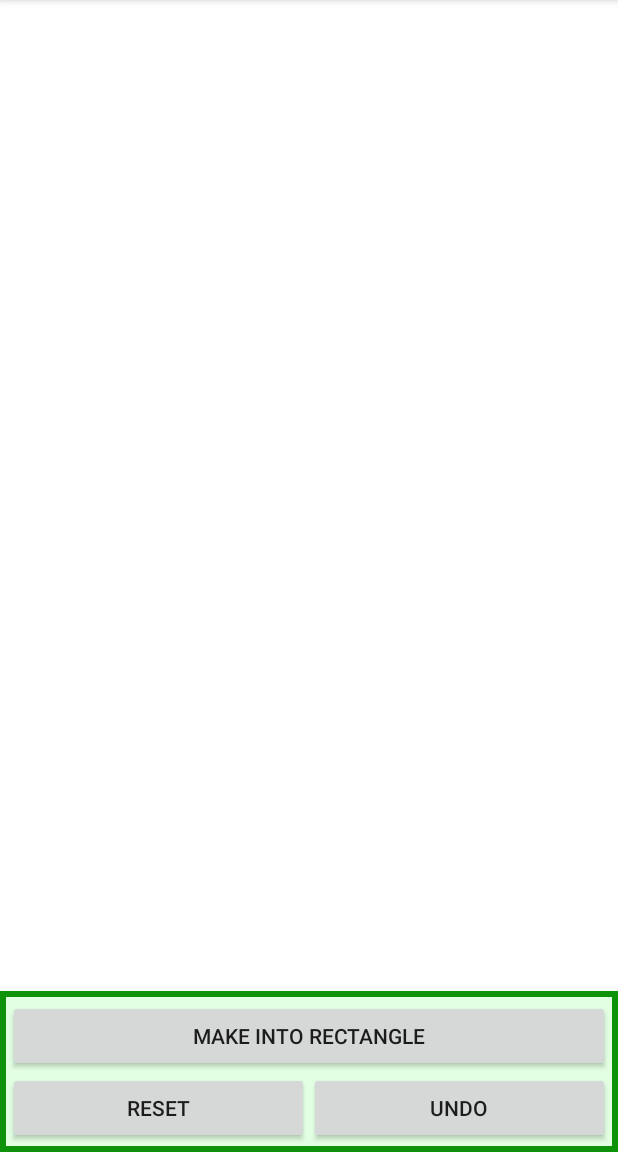
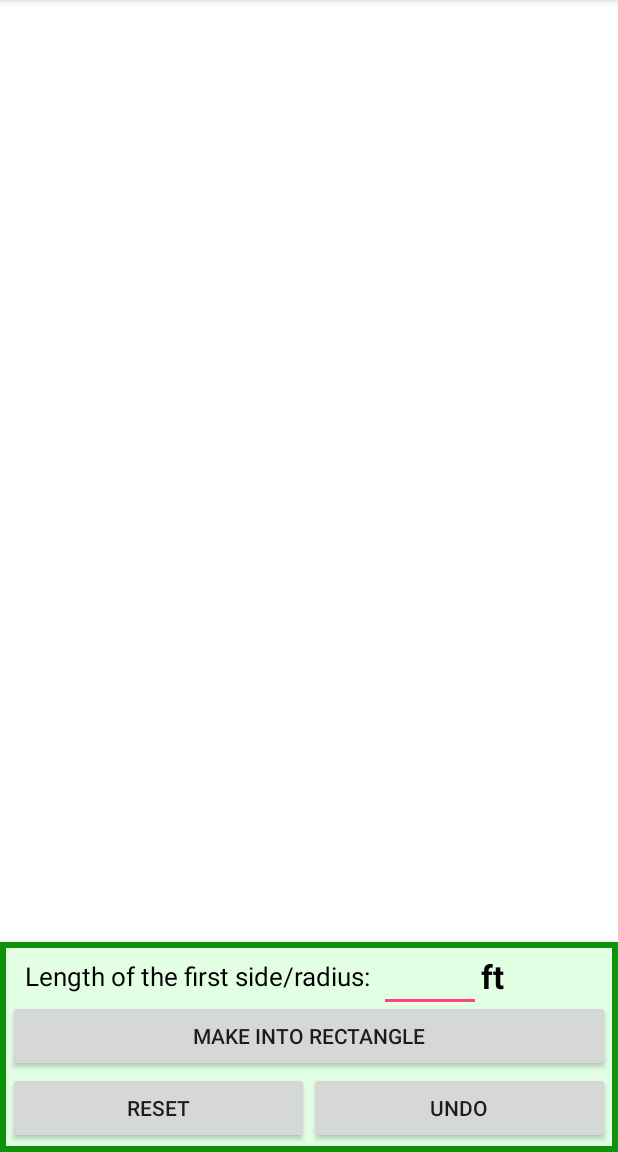
Before and after one commit to ishaanjav/E-rrigation, an Android app: the screen it shows after launch (MainActivity), on a phone screen of 412 x 824 dp, the part 84-1236 px from its top. Run offline under Robolectric (Android 15) with nearby library versions, the phone set to English and light mode, and no system bars.

Commit message:
Working on asking for Side length

```diff
--- a/app/src/main/java/com/example/anany/drawingrectangles/MainActivity.java
+++ b/app/src/main/java/com/example/anany/drawingrectangles/MainActivity.java
@@ -3,6 +3,7 @@ package com.example.anany.drawingrectangles;
 import android.app.AlertDialog;
 import android.app.Dialog;
 import android.content.Context;
+import android.content.DialogInterface;
 import android.content.Intent;
 import android.graphics.Bitmap;
 import android.graphics.BitmapFactory;
@@ -22,6 +23,7 @@ import android.text.Editable;
 import android.text.TextWatcher;
 import android.util.DisplayMetrics;
 import android.util.Log;
+import android.view.LayoutInflater;
 import android.view.Menu;
 import android.view.MenuInflater;
 import android.view.MenuItem;
@@ -57,7 +59,9 @@ public class MainActivity extends AppCompatActivity {
     Button polygon;
     SeekBar radius;
     RelativeLayout background;
-    Context context;
+    public static Context context;
+    EditText length;
+    RelativeLayout container;
 
     protected void onCreate(Bundle savedInstanceState) {
         super.onCreate(savedInstanceState);
@@ -68,7 +72,7 @@ public class MainActivity extends AppCompatActivity {
         getWindowManager().getDefaultDisplay().getMetrics(displayMetrics);
         int height = displayMetrics.heightPixels;
         int width = displayMetrics.widthPixels;
-
+container = findViewById(R.id.container);
         dv = new DrawingView(getApplicationContext(), display, height, width);
 
         setContentView(R.layout.activity_main);
@@ -80,6 +84,10 @@ public class MainActivity extends AppCompatActivity {
         background = findViewById(R.id.layout);
         radius = findViewById(R.id.seekBar);
 
+        length = background.findViewById(R.id.length);
+        String temp = length.getText().toString();
+
+
         btnUndo = findViewById(R.id.btnUndo);
         setButtonClick();
         setRadiusBar();
@@ -90,10 +98,49 @@ public class MainActivity extends AppCompatActivity {
         radius.getProgressDrawable().setColorFilter(Color.parseColor("#70c48c"), PorterDuff.Mode.SRC_IN);
         radius.getThumb().setColorFilter(Color.parseColor("#3abd66"), PorterDuff.Mode.SRC_IN);
         //polygon.setVisibility(View.INVISIBLE);
+        context = getApplicationContext();
+        //askForLength(true, 2);
     }
     //README this function asks user for length of side after user has plotted 1 side.
+    private void askForLength(boolean plot, int a){
+        AlertDialog.Builder dialogBuilder = new AlertDialog.Builder(getApplicationContext());
+        LayoutInflater inflater =  getLayoutInflater();
+        final View dialogCoordinate = inflater.inflate(R.layout.specify_length, null);
+        dialogBuilder.setCancelable(false);
+        dialogBuilder.setView(background);
+
+        dialogBuilder.setPositiveButton("Ok", new DialogInterface.OnClickListener() {
+            public void onClick(DialogInterface dialog, int whichButton) {
+                dialog.dismiss();
+            }
+        });
+        AlertDialog alertDialog = dialogBuilder.create();
+        alertDialog.show();
+        /*AlertDialog.Builder builder1 = new AlertDialog.Builder(context);
+        builder1.setMessage("Write your message here.");
+        builder1.setCancelable(true);
+
+        builder1.setPositiveButton(
+                "Yes",
+                new DialogInterface.OnClickListener() {
+                    public void onClick(DialogInterface dialog, int id) {
+                        dialog.cancel();
+                    }
+                });
+
+        builder1.setNegativeButton(
+                "No",
+                new DialogInterface.OnClickListener() {
+                    public void onClick(DialogInterface dialog, int id) {
+                        dialog.cancel();
+                    }
+                });
+
+        AlertDialog alert11 = builder1.create();
+        alert11.show();*/
+    }
     private static void askForLength(boolean plot) {
-        final Dialog dialog = new Dialog(new MainActivity().getApplicationContext());
+        /*final Dialog dialog = new Dialog(context);
         dialog.requestWindowFeature(Window.FEATURE_NO_TITLE);
         dialog.setCancelable(false);
         dialog.setContentView(R.layout.specify_length);
@@ -108,7 +155,7 @@ public class MainActivity extends AppCompatActivity {
                     "Please specify its radius in feet.");
 
         final EditText input = dialog.findViewById(R.id.length);
-        TextWatcher textWatcher = new TextWatcher() {
+        *//*TextWatcher textWatcher = new TextWatcher() {
             @Override
             public void beforeTextChanged(CharSequence charSequence, int i, int i1, int i2) {
             }
@@ -123,7 +170,7 @@ public class MainActivity extends AppCompatActivity {
                 input.setText(editable.toString() + "ft");
             }
         };
-        input.addTextChangedListener(textWatcher);
+        input.addTextChangedListener(textWatcher);*//*
 
         Button undo = (Button) dialog.findViewById(R.id.undo);
         undo.setOnClickListener(new View.OnClickListener() {
@@ -147,16 +194,16 @@ public class MainActivity extends AppCompatActivity {
                     if(num > 0){
                         dv.length = num;
                     }else{
-                        makeToast("Please specify a length greater than 0 feet.");
+                       // makeToast("Please specify a length greater than 0 feet.");
                     }
                 }else{
-                    makeToast("Please specify the side length in feet.");
+                    //makeToast("Please specify the side length in feet.");
                 }
             }
         });
 
         dialog.getWindow().setType(WindowManager.LayoutParams.TYPE_SYSTEM_ALERT);
-        dialog.show();
+        dialog.show();*/
     }
 
     public Bitmap takeScreenShot(View view) {
@@ -509,7 +556,7 @@ public class MainActivity extends AppCompatActivity {
                         //TODO Make an ALert Dialog asking for the length of the side that has been drawn.
                         //NOTES Make it non-dimissible, but provide an Undo and a done button. for undo,
                         //  call dv.undo();
-                        MainActivity.askForLength(true);
+                        //MainActivity.askForLength(true);
                     }
                     break;
                 case RESET:
@@ -532,7 +579,7 @@ public class MainActivity extends AppCompatActivity {
                 case drawc:
                     //makeToast("In draw c");
                     //README This is for drawing the circle region.
-                    MainActivity.askForLength(false);
+                    //MainActivity.askForLength(false);
                     wasCircle = true;
                     if (radius == -5) {
                         mCanvas.drawCircle(screenW / 2, screenH / 2 - (screenH / 8) - 30,
@@ -1237,8 +1284,11 @@ public class MainActivity extends AppCompatActivity {
 
     }
 
-    private void makeToast(String s) {
-        Toast.makeText(getApplicationContext(), s, Toast.LENGTH_LONG).show();
+    private static void makeToast(String s) {
+        //README I am providing a static context since makeToast is static in order to call it from
+        // ask for length which is static because it has to be called in onDraw();
+        // FIXME-- If you get any errors with making Toast, try making it unstatic.
+        Toast.makeText(context, s, Toast.LENGTH_LONG).show();
     }
 
 }
--- a/app/src/main/res/layout/activity_main.xml
+++ b/app/src/main/res/layout/activity_main.xml
@@ -11,11 +11,10 @@
         android:id="@+id/dvHolder"
         android:layout_width="match_parent"
         android:layout_height="match_parent"
-        android:background="#fff"
+        android:layout_above="@id/container"
         android:layout_alignParentTop="true"
         android:layout_marginBottom="3sp"
-        android:layout_above="@id/container"
-        >
+        android:background="#fff">
 
 
     </RelativeLayout>
@@ -24,7 +23,7 @@
     <RelativeLayout
         android:id="@+id/container"
         android:layout_width="match_parent"
-        android:layout_height="107sp"
+        android:layout_height="140sp"
         android:layout_alignParentBottom="true"
         android:background="@drawable/container_bgd"
         android:padding="5sp">
@@ -33,9 +32,41 @@
             android:id="@+id/textView"
             android:layout_width="wrap_content"
             android:layout_height="wrap_content"
-            android:layout_above="@id/seekBar"
-            android:visibility="invisible"
-            android:text="TextView" />
+            android:layout_above="@id/real"
+            android:layout_marginBottom="8sp"
+            android:textSize="17sp"
+            android:layout_marginLeft="11sp"
+            android:textColor="#000"
+            android:text="Length of the first side/radius:"
+            android:visibility="visible" />
+
+        <EditText
+            android:layout_width="wrap_content"
+            android:layout_height="wrap_content"
+            android:id="@+id/length"
+            android:layout_toRightOf="@+id/textView"
+            android:layout_marginLeft="5sp"
+            android:ems="3"
+            android:layout_above="@+id/real"
+            android:layout_marginBottom="-4sp"
+            android:hint=""
+            android:textSize="19sp"
+            android:inputType="number"
+            />
+
+        <TextView
+            android:layout_width="wrap_content"
+            android:layout_height="wrap_content"
+            android:textSize="22sp"
+            android:textColor="#000"
+            android:textStyle="bold"
+            android:layout_marginLeft="0sp"
+            android:text="ft"
+            android:layout_above="@id/real"
+            android:layout_marginBottom="5sp"
+            android:layout_toRightOf="@+id/length"
+            />
+
 
         <TextView
             android:id="@+id/real"
@@ -43,11 +74,11 @@
             android:layout_height="wrap_content"
             android:layout_above="@id/seekBar"
             android:layout_marginLeft="30sp"
+            android:layout_marginBottom="-1sp"
+            android:text="Adjust Radius"
+            android:textColor="#000"
             android:textSize="20sp"
-            android:textColor="#000"
-            android:layout_marginBottom="-1sp"
-            android:visibility="visible"
-            android:text="Adjust Radius" />
+            android:visibility="visible" />
 
         <Button
             android:id="@+id/regular"
@@ -59,12 +90,12 @@
 
         <SeekBar
             android:id="@+id/seekBar"
+            android:layout_width="match_parent"
+            android:layout_height="wrap_content"
             android:layout_above="@id/llBottomBar"
+            android:max="100"
             android:min="50"
-            android:max="100"
-            android:layout_width="match_parent"
-            android:visibility="invisible"
-            android:layout_height="wrap_content" />
+            android:visibility="invisible" />
 
         <LinearLayout
             android:id="@+id/llBottomBar"
```
